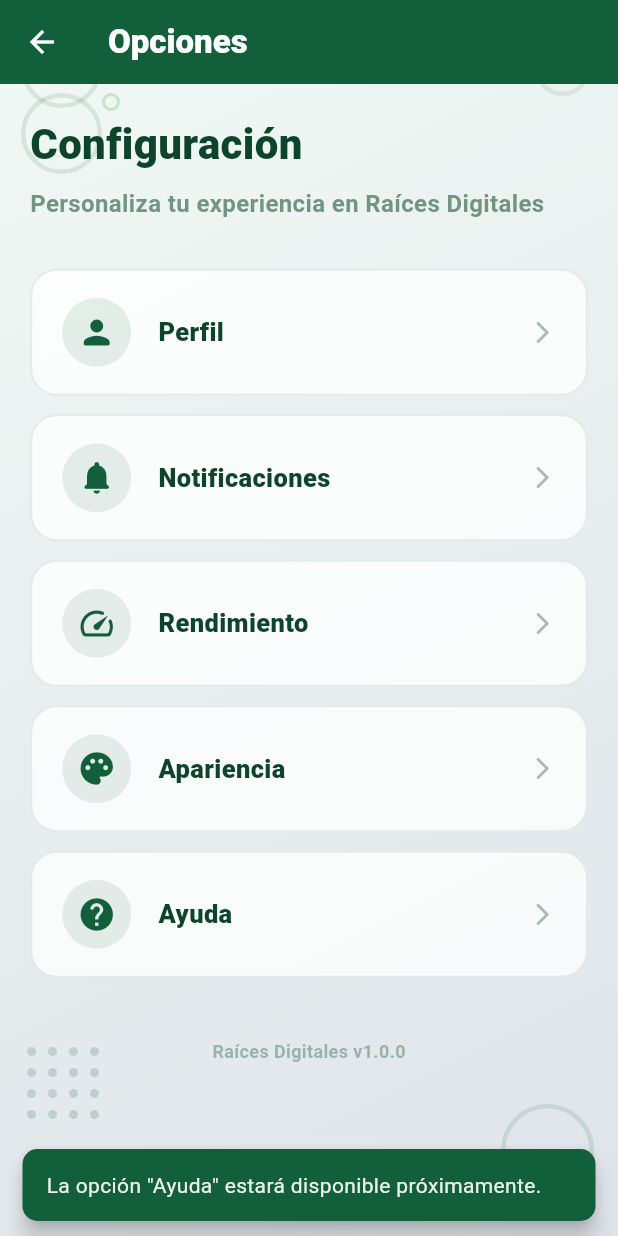
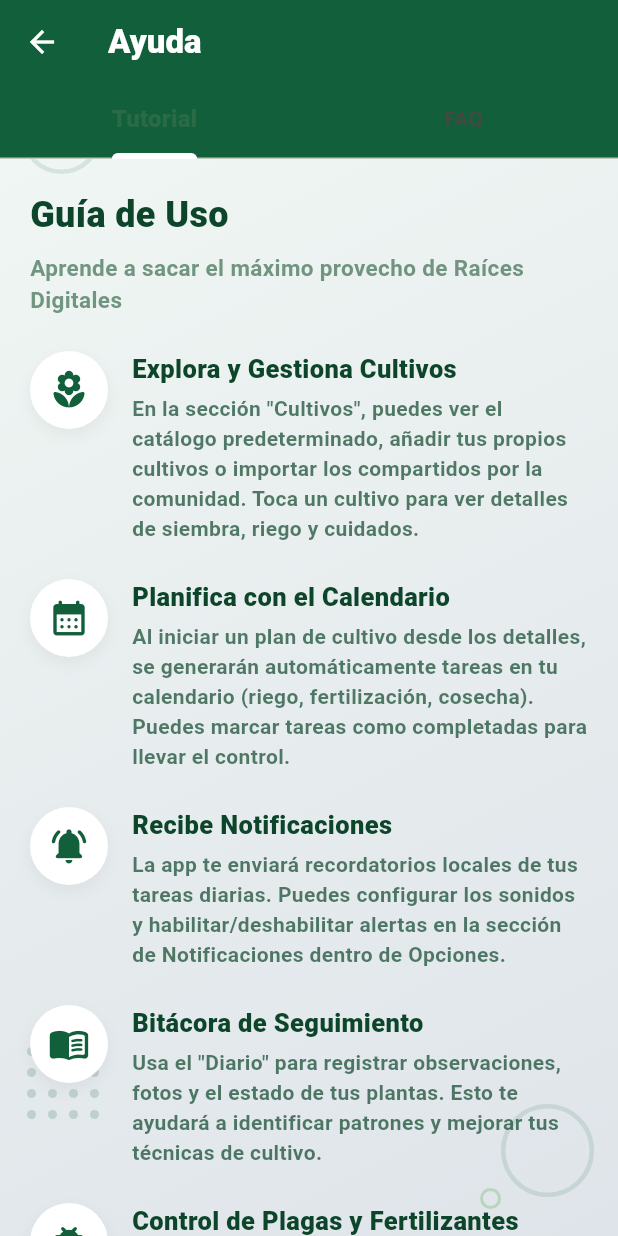
Before and after one commit to hildaalvarado-ux/Ra-ces-Dig-tales, a Flutter app: the OpcionesPage screen opened directly with empty values, after a tap on "Ayuda", on a phone screen of 412 x 824 dp. Run offline on Flutter 3.47's test engine with Material 3 defaults, Android fonts, the phone set to English and light mode, and no system bars; our stand-ins replace drift, file_picker, flutter_local_notifications, image_picker, share_plus, table_calendar and 1 more; accounts and stored records are empty; generated files the repository leaves out were written again; statements that could not run were skipped.

Commit message:
feat: add Appearance and Help modules with global text scaling
- Implemented `SettingsProvider` for global text size management (Small, Normal, Large).
- Updated `main.dart` to apply `TextScaler` application-wide using the `provider` package.
- Created `AparienciaPage` for user text size preference selection.
- Created `AyudaPage` with Tutorial and FAQ (accordion-style) sections.
- Integrated new modules into `OpcionesPage` navigation.
- Added unit tests for settings provider.

Co-authored-by: hildaalvarado-ux <210755048+hildaalvarado-ux@users.noreply.github.com>

```diff
--- /dev/null
+++ b/lib/data/settings_provider.dart
@@ -0,0 +1,25 @@
+import 'package:flutter/material.dart';
+
+enum AppTextSize { pequeno, normal, grande }
+
+class SettingsProvider extends ChangeNotifier {
+  AppTextSize _textSize = AppTextSize.normal;
+
+  AppTextSize get textSize => _textSize;
+
+  double get textScaleFactor {
+    switch (_textSize) {
+      case AppTextSize.pequeno:
+        return 0.85;
+      case AppTextSize.normal:
+        return 1.0;
+      case AppTextSize.grande:
+        return 1.25;
+    }
+  }
+
+  void setTextSize(AppTextSize size) {
+    _textSize = size;
+    notifyListeners();
+  }
+}
--- /dev/null
+++ b/lib/datos/ayuda.dart
@@ -0,0 +1,303 @@
+import 'package:flutter/material.dart';
+import '../main.dart';
+
+class AyudaPage extends StatelessWidget {
+  const AyudaPage({super.key});
+
+  @override
+  Widget build(BuildContext context) {
+    return AppBackground(
+      child: DefaultTabController(
+        length: 2,
+        child: Scaffold(
+          backgroundColor: Colors.transparent,
+          appBar: AppBar(
+            backgroundColor: AppColors.greenDark,
+            foregroundColor: Colors.white,
+            elevation: 0,
+            title: const Text(
+              'Ayuda',
+              style: TextStyle(fontWeight: FontWeight.w900),
+            ),
+            bottom: const TabBar(
+              indicatorColor: Colors.white,
+              indicatorWeight: 4,
+              labelStyle: TextStyle(fontWeight: FontWeight.w900, fontSize: 16),
+              unselectedLabelStyle: TextStyle(fontWeight: FontWeight.w700),
+              tabs: [
+                Tab(text: 'Tutorial'),
+                Tab(text: 'FAQ'),
+              ],
+            ),
+          ),
+          body: const TabBarView(
+            children: [
+              _TutorialSection(),
+              _FAQSection(),
+            ],
+          ),
+        ),
+      ),
+    );
+  }
+}
+
+class _TutorialSection extends StatelessWidget {
+  const _TutorialSection();
+
+  @override
+  Widget build(BuildContext context) {
+    return SingleChildScrollView(
+      padding: const EdgeInsets.all(20),
+      child: Column(
+        crossAxisAlignment: CrossAxisAlignment.start,
+        children: [
+          const Text(
+            'Guía de Uso',
+            style: TextStyle(
+              fontSize: 24,
+              fontWeight: FontWeight.w900,
+              color: AppColors.greenDarker,
+            ),
+          ),
+          const SizedBox(height: 8),
+          Text(
+            'Aprende a sacar el máximo provecho de Raíces Digitales',
+            style: TextStyle(
+              fontSize: 15,
+              fontWeight: FontWeight.w600,
+              color: AppColors.greenSoft.withOpacity(0.8),
+            ),
+          ),
+          const SizedBox(height: 24),
+
+          _buildStep(
+            icon: Icons.local_florist_rounded,
+            title: 'Explora y Gestiona Cultivos',
+            description: 'En la sección "Cultivos", puedes ver el catálogo predeterminado, añadir tus propios cultivos o importar los compartidos por la comunidad. Toca un cultivo para ver detalles de siembra, riego y cuidados.',
+          ),
+          _buildStep(
+            icon: Icons.calendar_month_rounded,
+            title: 'Planifica con el Calendario',
+            description: 'Al iniciar un plan de cultivo desde los detalles, se generarán automáticamente tareas en tu calendario (riego, fertilización, cosecha). Puedes marcar tareas como completadas para llevar el control.',
+          ),
+          _buildStep(
+            icon: Icons.notifications_active_rounded,
+            title: 'Recibe Notificaciones',
+            description: 'La app te enviará recordatorios locales de tus tareas diarias. Puedes configurar los sonidos y habilitar/deshabilitar alertas en la sección de Notificaciones dentro de Opciones.',
+          ),
+          _buildStep(
+            icon: Icons.menu_book_rounded,
+            title: 'Bitácora de Seguimiento',
+            description: 'Usa el "Diario" para registrar observaciones, fotos y el estado de tus plantas. Esto te ayudará a identificar patrones y mejorar tus técnicas de cultivo.',
+          ),
+          _buildStep(
+            icon: Icons.bug_report_rounded,
+            title: 'Control de Plagas y Fertilizantes',
+            description: 'Consulta los módulos especializados para aprender a combatir plagas de forma orgánica o química, y descubre recetas para crear tus propios fertilizantes caseros.',
+          ),
+
+          const SizedBox(height: 20),
+          Container(
+            padding: const EdgeInsets.all(16),
+            decoration: BoxDecoration(
+              color: AppColors.greenDark.withOpacity(0.1),
+              borderRadius: BorderRadius.circular(16),
+              border: Border.all(color: AppColors.greenDark.withOpacity(0.2)),
+            ),
+            child: const Row(
+              children: [
+                Icon(Icons.info_outline_rounded, color: AppColors.greenDark),
+                SizedBox(width: 12),
+                Expanded(
+                  child: Text(
+                    'Consejo: Revisa periódicamente tu calendario para no olvidar las necesidades de tus plantas.',
+                    style: TextStyle(
+                      fontWeight: FontWeight.w700,
+                      color: AppColors.greenDarker,
+                      fontSize: 13,
+                    ),
+                  ),
+                ),
+              ],
+            ),
+          ),
+        ],
+      ),
+    );
+  }
+
+  Widget _buildStep({
+    required IconData icon,
+    required String title,
+    required String description,
+  }) {
+    return Padding(
+      padding: const EdgeInsets.only(bottom: 24),
+      child: Row(
+        crossAxisAlignment: CrossAxisAlignment.start,
+        children: [
+          Container(
+            padding: const EdgeInsets.all(12),
+            decoration: BoxDecoration(
+              color: Colors.white,
+              shape: BoxShape.circle,
+              boxShadow: [
+                BoxShadow(
+                  color: Colors.black.withOpacity(0.05),
+                  blurRadius: 8,
+                  offset: const Offset(0, 4),
+                ),
+              ],
+            ),
+            child: Icon(icon, color: AppColors.greenDark, size: 28),
+          ),
+          const SizedBox(width: 16),
+          Expanded(
+            child: Column(
+              crossAxisAlignment: CrossAxisAlignment.start,
+              children: [
+                Text(
+                  title,
+                  style: const TextStyle(
+                    fontSize: 17,
+                    fontWeight: FontWeight.w900,
+                    color: AppColors.greenDarker,
+                  ),
+                ),
+                const SizedBox(height: 4),
+                Text(
+                  description,
+                  style: TextStyle(
+                    fontSize: 14,
+                    fontWeight: FontWeight.w600,
+                    color: AppColors.greenDarker.withOpacity(0.7),
+                    height: 1.4,
+                  ),
+                ),
+              ],
+            ),
+          ),
+        ],
+      ),
+    );
+  }
+}
+
+class _FAQSection extends StatelessWidget {
+  const _FAQSection();
+
+  @override
+  Widget build(BuildContext context) {
+    return ListView(
+      padding: const EdgeInsets.all(20),
+      children: [
+        const Text(
+          'Preguntas Frecuentes',
+          style: TextStyle(
+            fontSize: 24,
+            fontWeight: FontWeight.w900,
+            color: AppColors.greenDarker,
+          ),
+        ),
+        const SizedBox(height: 8),
+        Text(
+          'Resolvimos tus dudas más comunes',
+          style: TextStyle(
+            fontSize: 15,
+            fontWeight: FontWeight.w600,
+            color: AppColors.greenSoft.withOpacity(0.8),
+          ),
+        ),
+        const SizedBox(height: 24),
+
+        _buildFAQItem(
+          question: '¿Cómo crear un cultivo?',
+          answer: 'Ve a la sección "Cultivos" desde el inicio. Toca el botón flotante "+" en la esquina inferior derecha. Completa el formulario con el nombre, tipo, meses de cosecha y una imagen opcional. Al guardar, aparecerá en tu lista de "Mis Cultivos".',
+        ),
+        _buildFAQItem(
+          question: '¿Cómo eliminar un cultivo?',
+          answer: 'En la lista de "Mis Cultivos", mantén presionado el cultivo que deseas borrar o toca el icono de papelera si está visible. También puedes eliminar planes activos desde el Calendario seleccionando el plan y eligiendo "Eliminar Cultivo".',
+        ),
+        _buildFAQItem(
+          question: '¿Por qué no recibo notificaciones?',
+          answer: 'Asegúrate de que las notificaciones estén activadas en Opciones > Notificaciones. Además, verifica que la aplicación tenga permisos de notificaciones en los ajustes de tu sistema operativo (Android/iOS).',
+        ),
+        _buildFAQItem(
+          question: '¿Cómo inicio un plan de siembra?',
+          answer: 'Busca el cultivo que deseas sembrar en el catálogo o en tu lista personal. Abre los detalles y presiona el botón "Iniciar Plan de Cultivo". Sigue los pasos para configurar la fecha de inicio y hora preferida para recordatorios.',
+        ),
+        _buildFAQItem(
+          question: '¿Los datos se guardan en la nube?',
+          answer: 'Actualmente, Raíces Digitales v1 almacena tus datos de forma local en tu dispositivo para garantizar tu privacidad y funcionamiento sin internet.',
+        ),
+
+        const SizedBox(height: 30),
+        Center(
+          child: Text(
+            '¿Aún tienes dudas?',
+            style: TextStyle(
+              fontWeight: FontWeight.w800,
+              color: AppColors.greenSoft.withOpacity(0.9),
+            ),
+          ),
+        ),
+        const SizedBox(height: 12),
+        ElevatedButton.icon(
+          onPressed: () {
+            // Próximamente contacto
+            ScaffoldMessenger.of(context).showSnackBar(
+              const SnackBar(content: Text('Módulo de contacto próximamente.')),
+            );
+          },
+          icon: const Icon(Icons.mail_rounded),
+          label: const Text('Contactar Soporte'),
+          style: ElevatedButton.styleFrom(
+            backgroundColor: AppColors.greenDark,
+            foregroundColor: Colors.white,
+            shape: RoundedRectangleBorder(borderRadius: BorderRadius.circular(12)),
+          ),
+        ),
+      ],
+    );
+  }
+
+  Widget _buildFAQItem({required String question, required String answer}) {
+    return Container(
+      margin: const EdgeInsets.only(bottom: 12),
+      decoration: BoxDecoration(
+        color: Colors.white.withOpacity(0.7),
+        borderRadius: BorderRadius.circular(16),
+        border: Border.all(color: AppColors.greenDark.withOpacity(0.1)),
+      ),
+      child: ExpansionTile(
+        shape: const RoundedRectangleBorder(side: BorderSide.none),
+        collapsedShape: const RoundedRectangleBorder(side: BorderSide.none),
+        title: Text(
+          question,
+          style: const TextStyle(
+            fontWeight: FontWeight.w900,
+            color: AppColors.greenDarker,
+            fontSize: 16,
+          ),
+        ),
+        iconColor: AppColors.greenDark,
+        collapsedIconColor: AppColors.greenSoft,
+        children: [
+          Padding(
+            padding: const EdgeInsets.fromLTRB(16, 0, 16, 16),
+            child: Text(
+              answer,
+              style: TextStyle(
+                fontWeight: FontWeight.w600,
+                color: AppColors.greenDarker.withOpacity(0.8),
+                fontSize: 14,
+                height: 1.5,
+              ),
+            ),
+          ),
+        ],
+      ),
+    );
+  }
+}
--- a/lib/datos/opciones.dart
+++ b/lib/datos/opciones.dart
@@ -3,6 +3,8 @@ import '../main.dart';
 import 'perfil.dart';
 import 'notificaciones_config.dart';
 import 'rendimiento.dart';
+import 'apariencia.dart';
+import 'ayuda.dart';
 
 class OpcionesPage extends StatelessWidget {
   final int userId;
@@ -89,13 +91,27 @@ class OpcionesPage extends StatelessWidget {
                 _OptionButton(
                   icon: Icons.palette_rounded,
                   label: 'Apariencia',
-                  onTap: () => _showPlaceholder(context, 'Apariencia'),
+                  onTap: () {
+                    Navigator.push(
+                      context,
+                      MaterialPageRoute(
+                        builder: (_) => const AparienciaPage(),
+                      ),
+                    );
+                  },
                 ),
                 const SizedBox(height: 12),
                 _OptionButton(
                   icon: Icons.help_rounded,
                   label: 'Ayuda',
-                  onTap: () => _showPlaceholder(context, 'Ayuda'),
+                  onTap: () {
+                    Navigator.push(
+                      context,
+                      MaterialPageRoute(
+                        builder: (_) => const AyudaPage(),
+                      ),
+                    );
+                  },
                 ),
 
                 const SizedBox(height: 40),
--- a/pubspec.yaml
+++ b/pubspec.yaml
@@ -35,6 +35,7 @@ dependencies:
   flutter_local_notifications: ^20.1.0
   timezone: ^0.10.1
   intl: ^0.20.2
+  provider: ^6.1.5+1
 
 dev_dependencies:
   drift_dev: ^2.20.0
```
Also changed, not shown: lib/datos/apariencia.dart (added, +186 -0 lines), lib/main.dart (+17 -1 lines), pubspec.lock, 1 other file.
